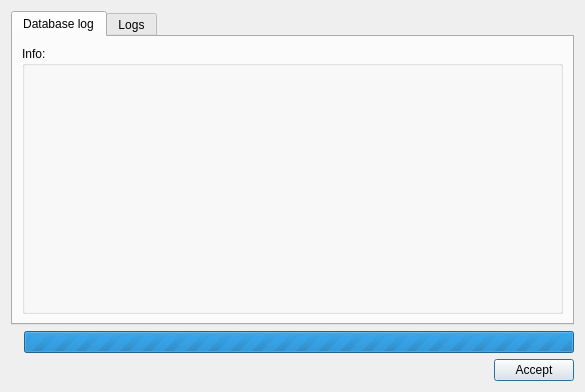
Before: the Qt Designer form core/ui/toolbars/cm/check_project_cm.ui in Giswater/giswater_qgis_plugin, drawn with Qt 5.
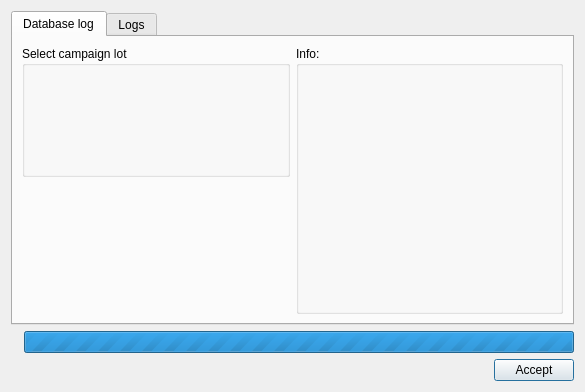
After: the same form once the commit is applied.

Commit message: feat(cm): add code for new combos in check_project

What changed in the file:
```diff
--- a/core/ui/toolbars/cm/check_project_cm.ui
+++ b/core/ui/toolbars/cm/check_project_cm.ui
@@ -81,7 +81,7 @@
        <string>Database log</string>
       </attribute>
       <layout class="QGridLayout" name="gridLayout_2">
-       <item row="0" column="0" rowspan="2">
+       <item row="0" column="1" rowspan="2">
         <widget class="QGroupBox" name="grb_info">
          <property name="title">
           <string>Info:</string>
@@ -93,6 +93,18 @@
          </layout>
         </widget>
        </item>
+       <item row="0" column="0">
+        <widget class="QGroupBox" name="grb_system_check">
+         <property name="title">
+          <string>Select campaign lot</string>
+         </property>
+         <layout class="QGridLayout" name="gridLayout_7">
+          <item row="0" column="0">
+           <layout class="QGridLayout" name="lyt_data_2"/>
+          </item>
+         </layout>
+        </widget>
+       </item>
       </layout>
      </widget>
      <widget class="QWidget" name="tab_log">
```
The commit also changes 2 other files.
